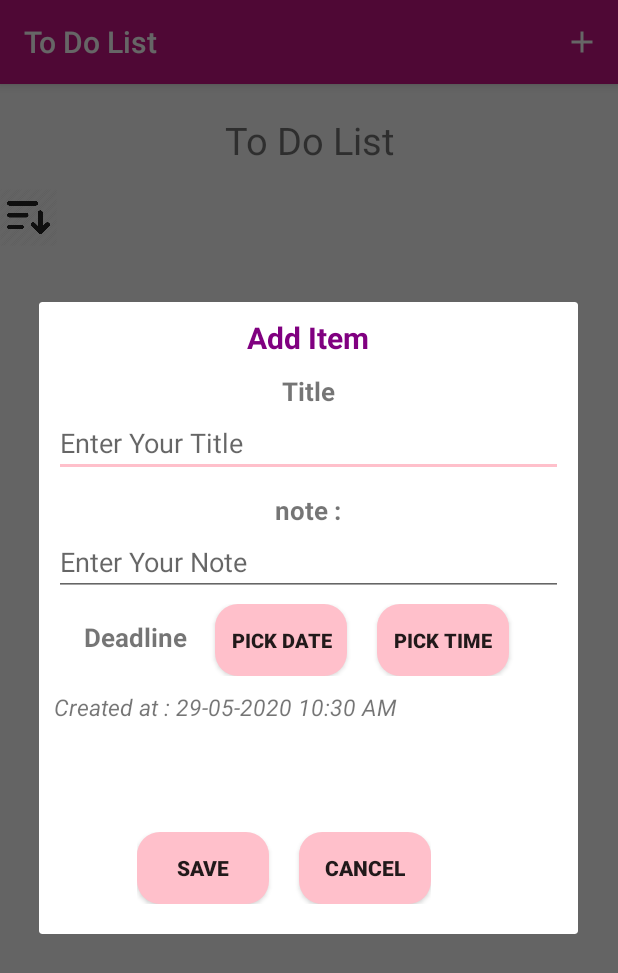
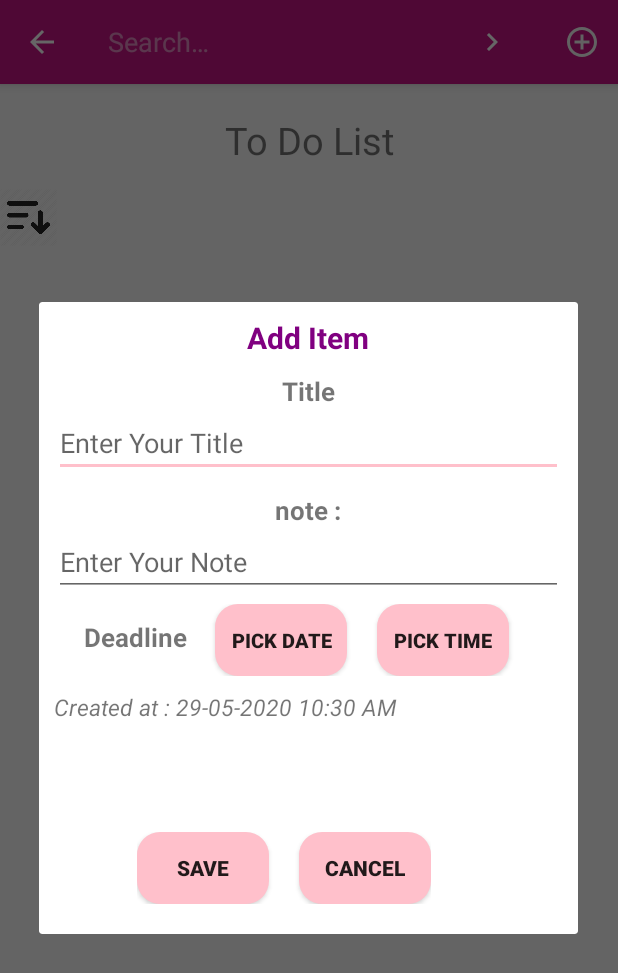
Before and after one commit to rofifahnurul/Tugas-App-toDoList, an Android app: the screen it shows after launch (MainActivity), after a tap on "Add", on a phone screen of 412 x 824 dp. Shown: the top 973 px of the screen. Run offline under Robolectric (Android 15) with nearby library versions, the phone set to English and light mode, and no system bars; our stand-ins replace Room's generated code; 1 other tap on this screen came first.

Commit message:
Fitur Search By Title

```diff
--- a/ToDo-List/app/src/main/java/id/ac/unhas/todolist/database/ToDoListDao.kt
+++ b/ToDo-List/app/src/main/java/id/ac/unhas/todolist/database/ToDoListDao.kt
@@ -29,5 +29,8 @@
     @Query("SELECT * FROM toDoList ORDER BY date ASC")
     fun dateAsc() : LiveData<List<ToDoList>>
 
+    @Query("SELECT * FROM toDoList WHERE toDoList LIKE :toDoList")
+    fun search(toDoList: String) : LiveData<List<ToDoList>>
+
 
 }
--- a/ToDo-List/app/src/main/java/id/ac/unhas/todolist/database/ToDoListRepository.kt
+++ b/ToDo-List/app/src/main/java/id/ac/unhas/todolist/database/ToDoListRepository.kt
@@ -59,4 +59,8 @@
         return toDoListDao?.dateAsc()
     }
 
+    fun search(toDoList: String) : LiveData<List<ToDoList>>?{
+        return toDoListDao?.search(toDoList)
+    }
+
 }
--- a/ToDo-List/app/src/main/java/id/ac/unhas/todolist/main/MainActivity.kt
+++ b/ToDo-List/app/src/main/java/id/ac/unhas/todolist/main/MainActivity.kt
@@ -6,7 +6,6 @@
 import android.view.Menu
 import android.view.MenuItem
 import android.widget.Button
-
 import android.widget.TextView
 import android.widget.Toast
 import androidx.appcompat.app.AlertDialog
@@ -94,18 +93,60 @@
 
     }
 
-    override fun onCreateOptionsMenu(menu: Menu?): Boolean {
+    override fun onCreateOptionsMenu (menu: Menu?): Boolean {
         val inflater = menuInflater
         inflater.inflate(R.menu.menu_main, menu)
+
+        if (menu != null) {
+            search(menu)
+        }
         return super.onCreateOptionsMenu(menu)
     }
 
     override fun onOptionsItemSelected(item: MenuItem): Boolean {
         when (item.itemId) {
-            R.id.addMenu -> showAlertDialogAdd()
-        }
+                R.id.addMenu ->
+                showAlertDialogAdd()
+
+            }
+
 
         return super.onOptionsItemSelected(item)
+    }
+
+    private fun search(menu:Menu){
+        val item = menu?.findItem(R.id.search)
+
+        val searchView = item?.actionView as androidx.appcompat.widget.SearchView?
+        searchView?.isSubmitButtonEnabled = true
+
+        searchView?.setOnQueryTextListener(
+            object: androidx.appcompat.widget.SearchView.OnQueryTextListener{
+                override fun onQueryTextSubmit(query: String?): Boolean {
+                    if(query != null){
+                        getItems(query)
+                    }
+                    return true
+                }
+
+                override fun onQueryTextChange(newText: String?): Boolean {
+                    if(newText != null){
+                        getItems(newText)
+                    }
+                    return true
+                }
+            }
+        )
+
+    }
+
+    private fun getItems(searchText: String){
+        var searchText = searchText
+        searchText = "%$searchText%"
+
+        viewModel.search(searchText)?.observe(this, Observer {
+            adapter.setList(it)
+        })
     }
 
     private fun showAlertDialogAdd() {
--- a/ToDo-List/app/src/main/java/id/ac/unhas/todolist/main/ViewModel.kt
+++ b/ToDo-List/app/src/main/java/id/ac/unhas/todolist/main/ViewModel.kt
@@ -43,4 +43,8 @@
         return toDoListRepository.dateAsc()
     }
 
+    fun search(toDoList: String):LiveData<List<ToDoList>>?{
+        return toDoListRepository.search(toDoList)
+    }
+
 }
--- /dev/null
+++ b/ToDo-List/app/src/main/res/drawable/ic_add_circle_outline_black_24dp.xml
@@ -0,0 +1,5 @@
+<vector android:height="24dp" android:tint="#F6F6F6"
+    android:viewportHeight="24.0" android:viewportWidth="24.0"
+    android:width="24dp" xmlns:android="http://schemas.android.com/apk/res/android">
+    <path android:fillColor="#FF000000" android:pathData="M13,7h-2v4L7,11v2h4v4h2v-4h4v-2h-4L13,7zM12,2C6.48,2 2,6.48 2,12s4.48,10 10,10 10,-4.48 10,-10S17.52,2 12,2zM12,20c-4.41,0 -8,-3.59 -8,-8s3.59,-8 8,-8 8,3.59 8,8 -3.59,8 -8,8z"/>
+</vector>
--- /dev/null
+++ b/ToDo-List/app/src/main/res/drawable/ic_search_black_24dp.xml
@@ -0,0 +1,5 @@
+<vector android:height="24dp" android:tint="#F6F6F6"
+    android:viewportHeight="24.0" android:viewportWidth="24.0"
+    android:width="24dp" xmlns:android="http://schemas.android.com/apk/res/android">
+    <path android:fillColor="#FF000000" android:pathData="M15.5,14h-0.79l-0.28,-0.27C15.41,12.59 16,11.11 16,9.5 16,5.91 13.09,3 9.5,3S3,5.91 3,9.5 5.91,16 9.5,16c1.61,0 3.09,-0.59 4.23,-1.57l0.27,0.28v0.79l5,4.99L20.49,19l-4.99,-5zM9.5,14C7.01,14 5,11.99 5,9.5S7.01,5 9.5,5 14,7.01 14,9.5 11.99,14 9.5,14z"/>
+</vector>
--- a/ToDo-List/app/src/main/res/menu/menu_main.xml
+++ b/ToDo-List/app/src/main/res/menu/menu_main.xml
@@ -3,8 +3,14 @@
     xmlns:app="http://schemas.android.com/apk/res-auto">
 
     <item
+        android:id="@+id/search"
+        android:icon="@drawable/ic_search_black_24dp"
+        android:title="Search"
+        app:showAsAction="always|collapseActionView"
+        app:actionViewClass="androidx.appcompat.widget.SearchView"/>
+    <item
         android:id="@+id/addMenu"
-        android:icon="@drawable/ic_add"
+        android:icon="@drawable/ic_add_circle_outline_black_24dp"
         app:showAsAction="always"
         android:title="Add" />
 </menu>
```
